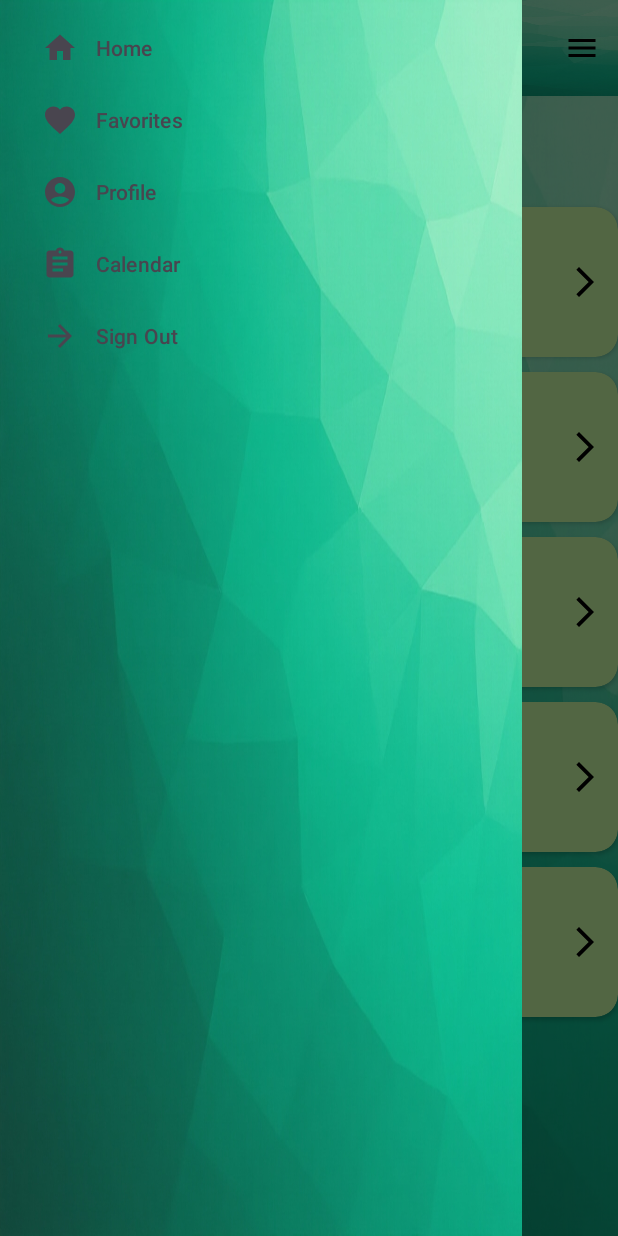
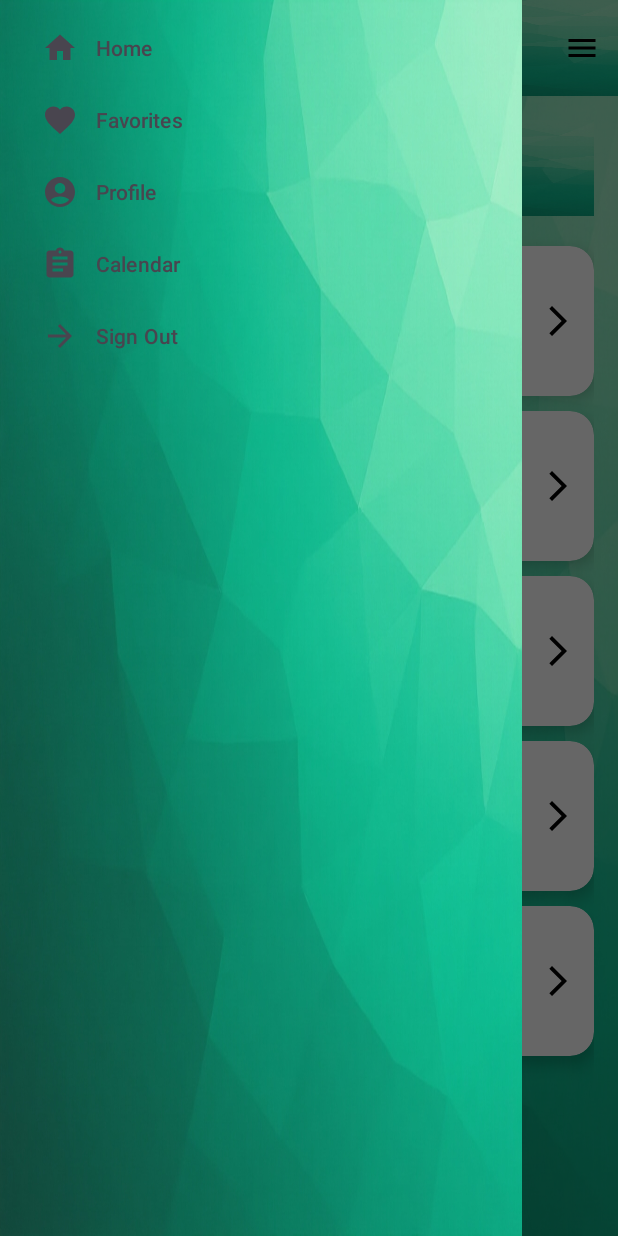
Before and after one commit to Vivianne-S/HomeFit, an Android app: the CategoriesFragment screen opened through its navigation route, with the side drawer open, on a phone screen of 412 x 824 dp. Run offline under Robolectric (Android 15) with nearby library versions, the phone set to English and light mode, and no system bars; our stand-ins replace Firebase (no records; nobody signed in at launch, a user with empty details on screens opened directly), navigation-ui.

Commit message:
Changed the ui for fragment_categories.xml to fit with the rest of the apps layouts and added blink effect for tap to continue on SplashFragment.kt

```diff
--- a/app/src/main/java/com/example/homefit/ui/splash/SplashFragment.kt
+++ b/app/src/main/java/com/example/homefit/ui/splash/SplashFragment.kt
@@ -6,6 +6,7 @@ import android.os.Looper
 import android.view.LayoutInflater
 import android.view.View
 import android.view.ViewGroup
+import android.view.animation.AlphaAnimation
 import androidx.fragment.app.Fragment
 import androidx.navigation.fragment.findNavController
 import com.example.homefit.R
@@ -50,6 +51,19 @@ class SplashFragment : Fragment() {
                 binding.tvHomeFit.visibility = View.VISIBLE
             }, 2600)
 
+            // Visar "Tap screen to continue" texten efter 3 sekunder
+            handler.postDelayed({
+                binding.tvTapToContinue.visibility = View.VISIBLE
+
+                // Gör så att Tap the screen blinkar
+                val blinkAnimation = AlphaAnimation(1f, 0f) // Från full opacity till transparent
+                blinkAnimation.duration = 700
+                blinkAnimation.startOffset = 0
+                blinkAnimation.repeatMode = AlphaAnimation.REVERSE
+                blinkAnimation.repeatCount = AlphaAnimation.INFINITE
+                binding.tvTapToContinue.startAnimation(blinkAnimation)
+            }, 3000)
+
             // Navigerar till inloggningssidan när användaren klickar på skärmen
             binding.root.setOnClickListener {
                 findNavController().navigate(R.id.action_splashFragment_to_signInFragment)
--- a/app/src/main/res/layout/fragment_categories.xml
+++ b/app/src/main/res/layout/fragment_categories.xml
@@ -1,296 +1,275 @@
 <?xml version="1.0" encoding="utf-8"?>
-<androidx.constraintlayout.widget.ConstraintLayout xmlns:android="http://schemas.android.com/apk/res/android"
+<androidx.constraintlayout.widget.ConstraintLayout
+    xmlns:android="http://schemas.android.com/apk/res/android"
+    xmlns:app="http://schemas.android.com/apk/res-auto"
     xmlns:tools="http://schemas.android.com/tools"
     android:layout_width="match_parent"
     android:layout_height="match_parent"
-    xmlns:app="http://schemas.android.com/apk/res-auto"
-    tools:context=".ui.categories.CategoriesFragment"
     android:background="@drawable/app_background"
-    android:orientation="vertical"
-    >
+    tools:context=".ui.categories.CategoriesFragment">
 
 
+    <ScrollView
+        android:layout_width="match_parent"
+        android:layout_height="match_parent"
+        android:fillViewport="true"
+        android:padding="16dp">
+
+        <LinearLayout
+            android:layout_width="match_parent"
+            android:layout_height="wrap_content"
+            android:orientation="vertical">
+
+            <!-- Toolbar -->
+            <androidx.appcompat.widget.Toolbar
+                android:id="@+id/toolbar"
+                android:layout_width="match_parent"
+                android:layout_height="?attr/actionBarSize"
+                android:background="@drawable/app_background"
+                android:layout_gravity="center"
+                android:elevation="4dp"
+                app:titleTextColor="@android:color/white"
+                app:popupTheme="@style/ThemeOverlay.AppCompat.Light">
+
+                <TextView
+                    android:id="@+id/toolbar_title"
+                    android:layout_width="wrap_content"
+                    android:layout_height="wrap_content"
+                    android:text="@string/app_name"
+                    android:textColor="@android:color/white"
+                    android:textSize="25sp"
+                    android:textStyle="bold"
+                    android:layout_gravity="center"
+                    android:gravity="center"/>
+            </androidx.appcompat.widget.Toolbar>
+
+            <Space android:layout_width="match_parent" android:layout_height="20dp"/>
+
+            <!-- Categories -->
+            <androidx.cardview.widget.CardView
+                android:id="@+id/arms_cardview"
+                android:layout_width="match_parent"
+                android:layout_height="100dp"
+                android:layout_marginBottom="10dp"
+                app:cardCornerRadius="16dp"
+                app:cardElevation="6dp"
+                app:cardBackgroundColor="@color/white">
 
                 <LinearLayout
                     android:layout_width="match_parent"
                     android:layout_height="match_parent"
-    android:orientation="vertical">
+                    android:orientation="horizontal"
+                    android:gravity="center_vertical"
+                    android:padding="12dp">
 
-    <!-- AppBarLayout med Toolbar -->
-    <androidx.appcompat.widget.Toolbar
-        android:id="@+id/toolbar"
-        android:layout_width="match_parent"
-        android:layout_height="wrap_content"
-        android:background="#00A45050"
-        app:titleTextColor="@android:color/black">
-    </androidx.appcompat.widget.Toolbar>
-
-    <Space
-        android:layout_width="match_parent"
-        android:layout_height="10dp"/>
-
-
-    <androidx.cardview.widget.CardView
-        android:id="@+id/arms_cardview"
-        app:layout_constraintTop_toTopOf="parent"
-        android:paddingTop="20dp"
-        app:cardCornerRadius="15dp"
-        android:backgroundTint="#CFFFA7"
-        android:layout_width="match_parent"
-        android:layout_height="100dp"
-        app:layout_constraintStart_toStartOf="parent"
-        app:layout_constraintEnd_toEndOf="parent"
-        >
-
-        <LinearLayout
-            android:layout_width="match_parent"
-            android:layout_height="wrap_content"
-            android:orientation="horizontal"
-            android:padding="10dp"
-            >
                     <ImageView
                         android:id="@+id/category_image_arms"
-                android:src="@drawable/arms_category_image"
-                android:layout_width="50dp"
-                android:layout_height="80dp"
-                />
+                        android:layout_width="60dp"
+                        android:layout_height="60dp"
+                        android:scaleType="centerCrop"
+                        android:src="@drawable/arms_category_image"/>
 
                     <TextView
                         android:id="@+id/tv_category_arms"
-                android:text="Arms Exercises"
-                android:textStyle="bold"
                         android:layout_width="0dp"
-                android:layout_height="match_parent"
+                        android:layout_height="wrap_content"
                         android:layout_weight="1"
                         android:gravity="center_vertical"
                         android:paddingStart="20dp"
-                android:textSize="15sp" />
+                        android:text="@string/category_arms"
+                        android:textColor="@color/black"
+                        android:textSize="18sp"
+                        android:textStyle="bold"/>
 
                     <ImageView
                         android:id="@+id/arrow_arms"
-                android:layout_gravity="center_vertical"
-                android:layout_width="wrap_content"
-                android:layout_height="wrap_content"
+                        android:layout_width="24dp"
+                        android:layout_height="24dp"
                         android:src="@drawable/arrow_right"/>
-
                 </LinearLayout>
 
             </androidx.cardview.widget.CardView>
 
-    <Space
-        android:layout_width="match_parent"
-        android:layout_height="10dp"/>
-
-
+            <!-- Legs -->
             <androidx.cardview.widget.CardView
                 android:id="@+id/legs_cardview"
-        app:layout_constraintTop_toTopOf="parent"
-        android:paddingTop="20dp"
-        app:cardCornerRadius="15dp"
-        android:backgroundTint="#CFFFA7"
                 android:layout_width="match_parent"
                 android:layout_height="100dp"
-
-        app:layout_constraintStart_toStartOf="parent"
-        app:layout_constraintEnd_toEndOf="parent"
-        >
+                android:layout_marginBottom="10dp"
+                app:cardCornerRadius="16dp"
+                app:cardElevation="6dp"
+                app:cardBackgroundColor="@color/white">
 
                 <LinearLayout
                     android:layout_width="match_parent"
-            android:layout_height="wrap_content"
+                    android:layout_height="match_parent"
                     android:orientation="horizontal"
-            android:padding="10dp"
-            >
+                    android:gravity="center_vertical"
+                    android:padding="12dp">
+
                     <ImageView
                         android:id="@+id/category_image_legs"
-                android:src="@drawable/legs_category_img"
-                android:layout_width="50dp"
-                android:layout_height="80dp"
-                />
+                        android:layout_width="60dp"
+                        android:layout_height="60dp"
+                        android:scaleType="centerCrop"
+                        android:src="@drawable/legs_category_img"/>
 
                     <TextView
                         android:id="@+id/tv_category_legs"
-                android:text="@string/category_legs"
-                android:textStyle="bold"
                         android:layout_width="0dp"
-                android:layout_height="match_parent"
+                        android:layout_height="wrap_content"
                         android:layout_weight="1"
                         android:gravity="center_vertical"
                         android:paddingStart="20dp"
-                android:textSize="15sp" />
+                        android:text="@string/category_legs"
+                        android:textColor="@color/black"
+                        android:textSize="18sp"
+                        android:textStyle="bold"/>
 
                     <ImageView
                         android:id="@+id/arrow_legs"
-                android:layout_gravity="center_vertical"
-                android:layout_width="wrap_content"
-                android:layout_height="wrap_content"
+                        android:layout_width="24dp"
+                        android:layout_height="24dp"
                         android:src="@drawable/arrow_right"/>
-
                 </LinearLayout>
-
 
             </androidx.cardview.widget.CardView>
 
-    <Space
-        android:layout_width="match_parent"
-        android:layout_height="10dp"/>
-
-
+            <!-- Chest -->
             <androidx.cardview.widget.CardView
                 android:id="@+id/chest_cardview"
-        app:layout_constraintTop_toTopOf="parent"
-        android:paddingTop="20dp"
-        app:cardCornerRadius="15dp"
-        android:backgroundTint="#CFFFA7"
                 android:layout_width="match_parent"
                 android:layout_height="100dp"
-
-        app:layout_constraintStart_toStartOf="parent"
-        app:layout_constraintEnd_toEndOf="parent"
-        >
+                android:layout_marginBottom="10dp"
+                app:cardCornerRadius="16dp"
+                app:cardElevation="6dp"
+                app:cardBackgroundColor="@color/white">
 
                 <LinearLayout
                     android:layout_width="match_parent"
-            android:layout_height="wrap_content"
+                    android:layout_height="match_parent"
                     android:orientation="horizontal"
-            android:padding="10dp"
-            >
+                    android:gravity="center_vertical"
+                    android:padding="12dp">
+
                     <ImageView
                         android:id="@+id/category_image_chest"
-                android:src="@drawable/chest_category_image"
-                android:layout_width="50dp"
-                android:layout_height="80dp"
-                />
+                        android:layout_width="60dp"
+                        android:layout_height="60dp"
+                        android:scaleType="centerCrop"
+                        android:src="@drawable/chest_category_image"/>
 
                     <TextView
                         android:id="@+id/tv_category_chest"
-                android:text="@string/category_chest"
-                android:textStyle="bold"
                         android:layout_width="0dp"
-                android:layout_height="match_parent"
+                        android:layout_height="wrap_content"
                         android:layout_weight="1"
                         android:gravity="center_vertical"
                         android:paddingStart="20dp"
-                android:textSize="15sp" />
+                        android:text="@string/category_chest"
+                        android:textColor="@color/black"
+                        android:textSize="18sp"
+                        android:textStyle="bold"/>
 
                     <ImageView
                         android:id="@+id/arrow_chest"
-                android:layout_gravity="center_vertical"
-                android:layout_width="wrap_content"
-                android:layout_height="wrap_content"
+                        android:layout_width="24dp"
+                        android:layout_height="24dp"
                         android:src="@drawable/arrow_right"/>
-
                 </LinearLayout>
-
 
             </androidx.cardview.widget.CardView>
 
-    <Space
-        android:layout_width="match_parent"
-        android:layout_height="10dp"/>
-
+            <!-- Core -->
             <androidx.cardview.widget.CardView
-        android:id="@+id/back_cardview"
-        app:layout_constraintTop_toTopOf="parent"
-        android:paddingTop="20dp"
-        app:cardCornerRadius="15dp"
-        android:backgroundTint="#CFFFA7"
+                android:id="@+id/core_cardview"
                 android:layout_width="match_parent"
                 android:layout_height="100dp"
-
-        app:layout_constraintStart_toStartOf="parent"
-        app:layout_constraintEnd_toEndOf="parent"
-        >
+                android:layout_marginBottom="10dp"
+                app:cardCornerRadius="16dp"
+                app:cardElevation="6dp"
+                app:cardBackgroundColor="@color/white">
 
                 <LinearLayout
                     android:layout_width="match_parent"
+                    android:layout_height="match_parent"
+                    android:orientation="horizontal"
+                    android:gravity="center_vertical"
+                    android:padding="12dp">
+
+                    <ImageView
+                        android:id="@+id/category_image_core"
+                        android:layout_width="60dp"
+                        android:layout_height="60dp"
+                        android:scaleType="centerCrop"
+                        android:src="@drawable/core_categories_image"/>
+
+                    <TextView
+                        android:id="@+id/tv_category_core"
+                        android:layout_width="0dp"
                         android:layout_height="wrap_content"
+                        android:layout_weight="1"
+                        android:gravity="center_vertical"
+                        android:paddingStart="20dp"
+                        android:text="@string/category_core"
+                        android:textColor="@color/black"
+                        android:textSize="18sp"
+                        android:textStyle="bold"/>
+
+                    <ImageView
+                        android:id="@+id/arrow_core"
+                        android:layout_width="24dp"
+                        android:layout_height="24dp"
+                        android:src="@drawable/arrow_right"/>
+                </LinearLayout>
+            </androidx.cardview.widget.CardView>
+
+            <!-- Back -->
+            <androidx.cardview.widget.CardView
+                android:id="@+id/back_cardview"
+                android:layout_width="match_parent"
+                android:layout_height="100dp"
+                android:layout_marginBottom="10dp"
+                app:cardCornerRadius="16dp"
+                app:cardElevation="6dp"
+                app:cardBackgroundColor="@color/white">
+
+                <LinearLayout
+                    android:layout_width="match_parent"
+                    android:layout_height="match_parent"
                     android:orientation="horizontal"
-            android:padding="10dp"
-            >
+                    android:gravity="center_vertical"
+                    android:padding="12dp">
+
                     <ImageView
                         android:id="@+id/category_image_back"
-                android:src="@drawable/back_categories_image"
-                android:layout_width="50dp"
-                android:layout_height="80dp"
-                />
+                        android:layout_width="60dp"
+                        android:layout_height="60dp"
+                        android:scaleType="centerCrop"
+                        android:src="@drawable/back_categories_image"/>
 
                     <TextView
                         android:id="@+id/tv_category_back"
-                android:text="@string/category_back"
-                android:textStyle="bold"
                         android:layout_width="0dp"
-                android:layout_height="match_parent"
+                        android:layout_height="wrap_content"
                         android:layout_weight="1"
                         android:gravity="center_vertical"
                         android:paddingStart="20dp"
-                android:textSize="15sp" />
+                        android:text="@string/category_back"
+                        android:textColor="@color/black"
+                        android:textSize="18sp"
+                        android:textStyle="bold"/>
 
                     <ImageView
-                android:id="@+id/arrow_backexercise"
-                android:layout_gravity="center_vertical"
-                android:layout_width="wrap_content"
-                android:layout_height="wrap_content"
+                        android:id="@+id/arrow_back"
+                        android:layout_width="24dp"
+                        android:layout_height="24dp"
                         android:src="@drawable/arrow_right"/>
-
                 </LinearLayout>
-
-
-    </androidx.cardview.widget.CardView>
-
-    <Space
-        android:layout_width="match_parent"
-        android:layout_height="10dp"/>
-
-    <androidx.cardview.widget.CardView
-        android:id="@+id/core_cardview"
-        app:layout_constraintTop_toTopOf="parent"
-        android:paddingTop="20dp"
-        app:cardCornerRadius="15dp"
-        android:backgroundTint="#CFFFA7"
-        android:layout_width="match_parent"
-        android:layout_height="100dp"
-
-        app:layout_constraintStart_toStartOf="parent"
-        app:layout_constraintEnd_toEndOf="parent"
-        >
-
-        <LinearLayout
-            android:layout_width="match_parent"
-            android:layout_height="wrap_content"
-            android:orientation="horizontal"
-            android:padding="10dp"
-            >
-            <ImageView
-                android:id="@+id/category_image_core"
-                android:src="@drawable/core_categories_image"
-                android:layout_width="50dp"
-                android:layout_height="80dp"
-                />
-
-            <TextView
-                android:id="@+id/tv_category_core"
-                android:text="@string/category_core"
-                android:textStyle="bold"
-                android:layout_width="0dp"
-                android:layout_height="match_parent"
-                android:layout_weight="1"
-                android:gravity="center_vertical"
-                android:paddingStart="20dp"
-                android:textSize="15sp" />
-
-            <ImageView
-                android:id="@+id/arrow_core"
-                android:layout_gravity="center_vertical"
-                android:layout_width="wrap_content"
-                android:layout_height="wrap_content"
-                android:src="@drawable/arrow_right"/>
-
-        </LinearLayout>
-
 
             </androidx.cardview.widget.CardView>
 
         </LinearLayout>
+    </ScrollView>
 
 </androidx.constraintlayout.widget.ConstraintLayout>
--- a/app/src/main/res/layout/fragment_splash.xml
+++ b/app/src/main/res/layout/fragment_splash.xml
@@ -7,12 +7,12 @@
     android:background="@drawable/app_background"
     tools:context=".ui.splash.SplashFragment">
 
-    <!-- App Logo-->
+    <!-- App Logo -->
     <ImageView
         android:id="@+id/ivAppLogo"
         android:layout_width="300dp"
         android:layout_height="300dp"
-        android:layout_marginTop="30dp"
+        android:layout_marginTop="50dp"
         android:src="@drawable/app_logo"
         app:layout_constraintEnd_toEndOf="parent"
         app:layout_constraintStart_toStartOf="parent"
@@ -23,8 +23,6 @@
         android:id="@+id/tvJourney"
         android:layout_width="wrap_content"
         android:layout_height="wrap_content"
-        android:layout_marginStart="80dp"
-        android:layout_marginTop="30dp"
         android:fontFamily="@font/lancelot"
         android:text="@string/welcome_message_journey"
         android:textColor="@color/black"
@@ -32,9 +30,12 @@
         android:visibility="gone"
         app:layout_constraintEnd_toEndOf="parent"
         app:layout_constraintStart_toStartOf="parent"
-        app:layout_constraintTop_toBottomOf="@id/ivAppLogo" />
+        app:layout_constraintTop_toBottomOf="@id/ivAppLogo"
+        android:layout_marginTop="20dp"
+        android:gravity="center" />
 
-    <!-- TextView for with  -->
+
+    <!-- TextView for with -->
     <TextView
         android:id="@+id/tvWith"
         android:layout_width="wrap_content"
@@ -46,7 +47,8 @@
         android:visibility="gone"
         app:layout_constraintEnd_toEndOf="parent"
         app:layout_constraintStart_toStartOf="parent"
-        app:layout_constraintTop_toBottomOf="@id/tvJourney" />
+        app:layout_constraintTop_toBottomOf="@id/tvJourney"
+        android:layout_marginTop="10dp" />
 
     <!-- TextView for HomeFit -->
     <TextView
@@ -61,7 +63,9 @@
         android:visibility="gone"
         app:layout_constraintEnd_toEndOf="parent"
         app:layout_constraintStart_toStartOf="parent"
-        app:layout_constraintTop_toBottomOf="@id/tvWith" />
+        app:layout_constraintTop_toBottomOf="@id/tvWith"
+        android:layout_marginTop="10dp" />
+
 
     <!-- TextView Tap screen to continue -->
     <TextView
@@ -70,11 +74,12 @@
         android:layout_height="wrap_content"
         android:text="@string/tap_the_screen_to_continue"
         android:textColor="@color/gray"
-        android:textSize="16sp"
-        android:layout_marginBottom="70dp"
+        android:textSize="18sp"
+        android:layout_marginBottom="80dp"
         app:layout_constraintBottom_toBottomOf="parent"
         app:layout_constraintEnd_toEndOf="parent"
         app:layout_constraintStart_toStartOf="parent"
         android:textAlignment="center" />
 
+
 </androidx.constraintlayout.widget.ConstraintLayout>
--- a/app/src/main/res/values/strings.xml
+++ b/app/src/main/res/values/strings.xml
@@ -1,6 +1,7 @@
 <resources>
     <!-- App name -->
     <string name="app_name">HomeFit</string>
+
 
     <!-- Welcome messages -->
     <string name="welcome_message_journey">Your Fitness Journey Begins</string>
@@ -22,7 +23,6 @@
     <string name="tap_the_screen_to_continue">Tap the Screen to Continue</string>
     <string name="user_age_input">Age</string>
 
-
     <!-- Profile Fragment Strings -->
     <string name="profile_name_hint">Your Name</string>
     <string name="profile_age_hint">Age</string>
@@ -31,8 +31,6 @@
     <string name="profile_gender_hint">Gender</string>
     <string name="save_profile_button">Save Profile</string>
     <string name="profile_length_hint">Length (cm)</string>
-
-
 
     <!-- Navigation Drawer -->
     <string name="navigation_drawer_open">Open Navigation Drawer</string>
@@ -64,7 +62,6 @@
     <!-- Workout Name -->
     <string name="workout_name">Chair Dips</string>
 
-
     <!-- Category Layout Strings -->
     <string name="category_name">Chair Dips</string>
 
```
Lines whose indentation alone changed are shown as unchanged.
